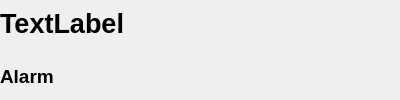
This is SmartTimer/alertwidget.ui in secondYearProjects/SmartTimer as Qt 5 draws it before an edit. The edited form follows.
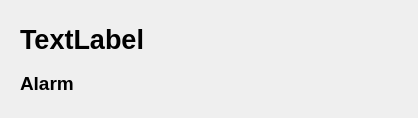
This is the edited form. Icons and pictures are not drawn. Custom widgets are drawn as their Qt base class.

The edit to the form file:
```diff
--- a/SmartTimer/alertwidget.ui
+++ b/SmartTimer/alertwidget.ui
@@ -9,8 +9,8 @@
    <rect>
     <x>0</x>
     <y>0</y>
-    <width>400</width>
-    <height>100</height>
+    <width>418</width>
+    <height>118</height>
    </rect>
   </property>
   <property name="sizePolicy">
@@ -21,14 +21,14 @@
   </property>
   <property name="minimumSize">
    <size>
-    <width>400</width>
-    <height>100</height>
+    <width>418</width>
+    <height>118</height>
    </size>
   </property>
   <property name="maximumSize">
    <size>
-    <width>400</width>
-    <height>100</height>
+    <width>418</width>
+    <height>118</height>
    </size>
   </property>
   <property name="windowTitle">
@@ -48,15 +48,9 @@
 	background-color: rgb(213, 126, 76);
 }</string>
   </property>
+  <layout class="QGridLayout" name="gridLayout">
+   <item row="0" column="0">
   <widget class="QWidget" name="widget" native="true">
-   <property name="geometry">
-    <rect>
-     <x>0</x>
-     <y>0</y>
-     <width>400</width>
-     <height>100</height>
-    </rect>
-   </property>
    <property name="minimumSize">
     <size>
      <width>400</width>
@@ -187,6 +181,8 @@
     </item>
    </layout>
   </widget>
+   </item>
+  </layout>
  </widget>
  <customwidgets>
   <customwidget>
```
Lines whose indentation alone changed are shown as unchanged.
